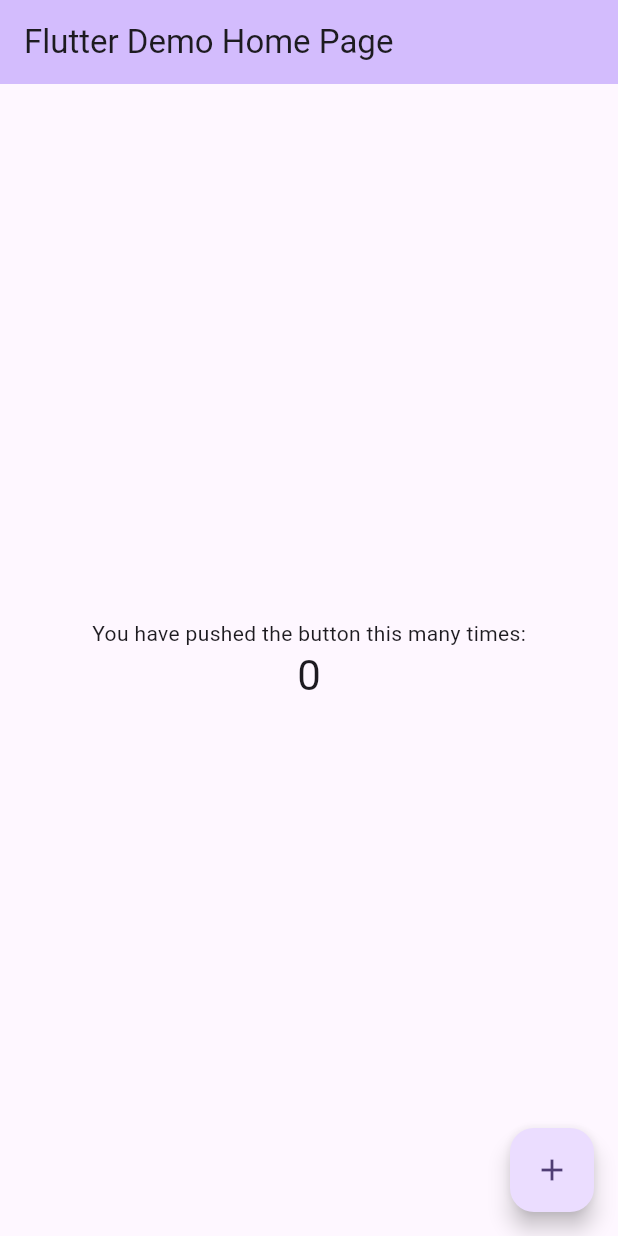
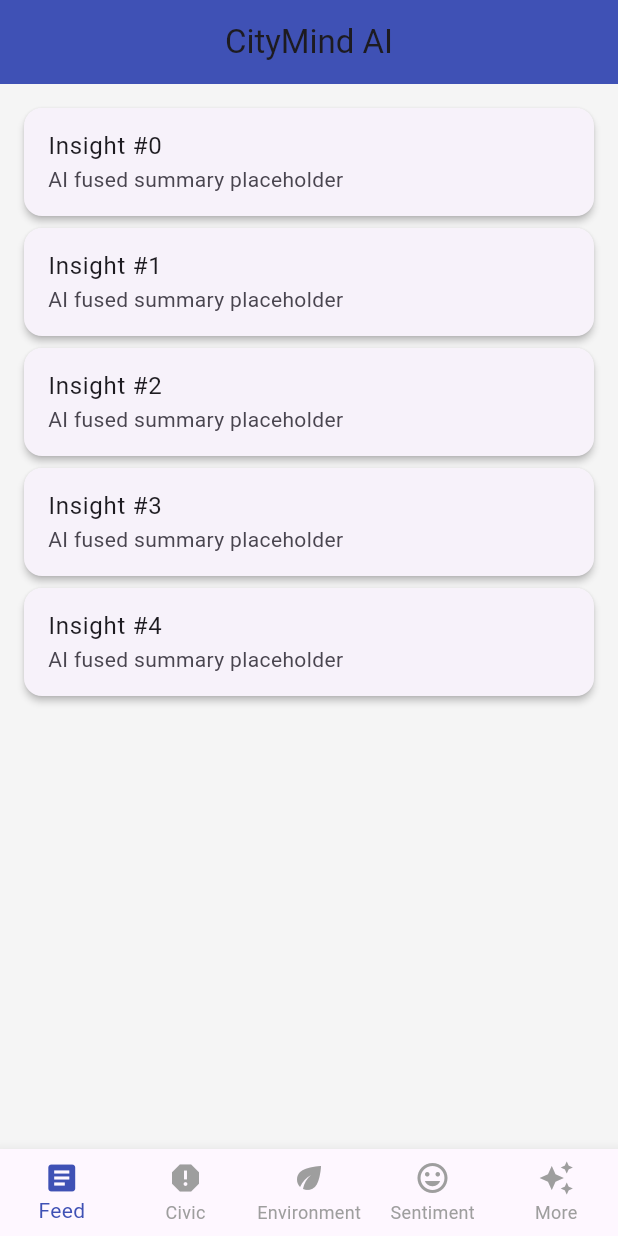
Before and after one commit to aadhi590/citymind_ai, a Flutter app: the screen it shows after launch, on a phone screen of 412 x 824 dp. Run offline on Flutter 3.47's test engine with Material 3 defaults, Android fonts, the phone set to English and light mode, and no system bars.

Commit message:
Initial Flutter app with splash screen and base UI

```diff
--- a/lib/main.dart
+++ b/lib/main.dart
@@ -1,122 +1,240 @@
+import 'dart:async';
 import 'package:flutter/material.dart';
 
 void main() {
-  runApp(const MyApp());
+  runApp(const CityMindApp());
 }
 
-class MyApp extends StatelessWidget {
-  const MyApp({super.key});
+class CityMindApp extends StatelessWidget {
+  const CityMindApp({super.key});
 
-  // This widget is the root of your application.
   @override
   Widget build(BuildContext context) {
     return MaterialApp(
-      title: 'Flutter Demo',
+      title: "CityMind AI",
+      debugShowCheckedModeBanner: false,
       theme: ThemeData(
-        // This is the theme of your application.
-        //
-        // TRY THIS: Try running your application with "flutter run". You'll see
-        // the application has a purple toolbar. Then, without quitting the app,
-        // try changing the seedColor in the colorScheme below to Colors.green
-        // and then invoke "hot reload" (save your changes or press the "hot
-        // reload" button in a Flutter-supported IDE, or press "r" if you used
-        // the command line to start the app).
-        //
-        // Notice that the counter didn't reset back to zero; the application
-        // state is not lost during the reload. To reset the state, use hot
-        // restart instead.
-        //
-        // This works for code too, not just values: Most code changes can be
-        // tested with just a hot reload.
-        colorScheme: ColorScheme.fromSeed(seedColor: Colors.deepPurple),
+        primarySwatch: Colors.indigo,
+        scaffoldBackgroundColor: Colors.grey[100],
+        visualDensity: VisualDensity.adaptivePlatformDensity,
       ),
-      home: const MyHomePage(title: 'Flutter Demo Home Page'),
+      home: const SplashScreen(),
     );
   }
 }
 
-class MyHomePage extends StatefulWidget {
-  const MyHomePage({super.key, required this.title});
-
-  // This widget is the home page of your application. It is stateful, meaning
-  // that it has a State object (defined below) that contains fields that affect
-  // how it looks.
-
-  // This class is the configuration for the state. It holds the values (in this
-  // case the title) provided by the parent (in this case the App widget) and
-  // used by the build method of the State. Fields in a Widget subclass are
-  // always marked "final".
-
-  final String title;
+class SplashScreen extends StatefulWidget {
+  const SplashScreen({super.key});
 
   @override
-  State<MyHomePage> createState() => _MyHomePageState();
+  State<SplashScreen> createState() => _SplashScreenState();
 }
 
-class _MyHomePageState extends State<MyHomePage> {
-  int _counter = 0;
-
-  void _incrementCounter() {
-    setState(() {
-      // This call to setState tells the Flutter framework that something has
-      // changed in this State, which causes it to rerun the build method below
-      // so that the display can reflect the updated values. If we changed
-      // _counter without calling setState(), then the build method would not be
-      // called again, and so nothing would appear to happen.
-      _counter++;
+class _SplashScreenState extends State<SplashScreen> {
+  @override
+  void initState() {
+    super.initState();
+    Timer(const Duration(seconds: 3), () {
+      Navigator.pushReplacement(
+        context,
+        MaterialPageRoute(builder: (context) => const MainScreen()),
+      );
     });
   }
 
   @override
   Widget build(BuildContext context) {
-    // This method is rerun every time setState is called, for instance as done
-    // by the _incrementCounter method above.
-    //
-    // The Flutter framework has been optimized to make rerunning build methods
-    // fast, so that you can just rebuild anything that needs updating rather
-    // than having to individually change instances of widgets.
+    return Scaffold(
+      backgroundColor: Colors.indigo,
+      body: const Center(
+        child: Text(
+          "ನಮ್ಮ ಬೆಂಗಳೂರುಗಾಗಿ", // For Namma Bengaluru
+          style: TextStyle(
+            fontSize: 28,
+            fontWeight: FontWeight.bold,
+            color: Colors.white,
+          ),
+        ),
+      ),
+    );
+  }
+}
+
+class MainScreen extends StatefulWidget {
+  const MainScreen({super.key});
+
+  @override
+  State<MainScreen> createState() => _MainScreenState();
+}
+
+class _MainScreenState extends State<MainScreen> {
+  int _selectedIndex = 0;
+
+  final List<Widget> _pages = const [
+    FeedPage(),
+    CivicPage(),
+    EnvironmentPage(),
+    SentimentPage(),
+    MorePage(),
+  ];
+
+  void _onItemTapped(int index) {
+    setState(() {
+      _selectedIndex = index;
+    });
+  }
+
+  @override
+  Widget build(BuildContext context) {
     return Scaffold(
       appBar: AppBar(
-        // TRY THIS: Try changing the color here to a specific color (to
-        // Colors.amber, perhaps?) and trigger a hot reload to see the AppBar
-        // change color while the other colors stay the same.
-        backgroundColor: Theme.of(context).colorScheme.inversePrimary,
-        // Here we take the value from the MyHomePage object that was created by
-        // the App.build method, and use it to set our appbar title.
-        title: Text(widget.title),
+        title: const Text("CityMind AI"),
+        centerTitle: true,
+        backgroundColor: Colors.indigo,
       ),
-      body: Center(
-        // Center is a layout widget. It takes a single child and positions it
-        // in the middle of the parent.
+      body: _pages[_selectedIndex],
+      bottomNavigationBar: BottomNavigationBar(
+        currentIndex: _selectedIndex,
+        selectedItemColor: Colors.indigo,
+        unselectedItemColor: Colors.grey,
+        onTap: _onItemTapped,
+        type: BottomNavigationBarType.fixed,
+        items: const [
+          BottomNavigationBarItem(icon: Icon(Icons.article), label: "Feed"),
+          BottomNavigationBarItem(icon: Icon(Icons.report), label: "Civic"),
+          BottomNavigationBarItem(icon: Icon(Icons.eco), label: "Environment"),
+          BottomNavigationBarItem(icon: Icon(Icons.mood), label: "Sentiment"),
+          BottomNavigationBarItem(icon: Icon(Icons.auto_awesome), label: "More"),
+        ],
+      ),
+    );
+  }
+}
+
+// ------------------- Pages ----------------------
+
+class FeedPage extends StatelessWidget {
+  const FeedPage({super.key});
+
+  @override
+  Widget build(BuildContext context) {
+    return ListView.builder(
+      padding: const EdgeInsets.all(12),
+      itemCount: 5,
+      itemBuilder: (context, index) {
+        return Card(
+          shape: RoundedRectangleBorder(
+            borderRadius: BorderRadius.circular(12),
+          ),
+          elevation: 2,
+          child: ListTile(
+            title: Text("Insight #$index"),
+            subtitle: const Text("AI fused summary placeholder"),
+          ),
+        );
+      },
+    );
+  }
+}
+
+class CivicPage extends StatelessWidget {
+  const CivicPage({super.key});
+
+  @override
+  Widget build(BuildContext context) {
+    return Center(
+      child: Column(
+        mainAxisAlignment: MainAxisAlignment.center,
+        children: [
+          ElevatedButton.icon(
+            onPressed: () {},
+            icon: const Icon(Icons.camera_alt),
+            label: const Text("Report Civic Issue"),
+            style: ElevatedButton.styleFrom(
+              backgroundColor: Colors.indigo,
+              padding: const EdgeInsets.symmetric(horizontal: 24, vertical: 12),
+            ),
+          ),
+          const SizedBox(height: 20),
+          const Text("Community verification & escalation will appear here."),
+        ],
+      ),
+    );
+  }
+}
+
+class EnvironmentPage extends StatelessWidget {
+  const EnvironmentPage({super.key});
+
+  @override
+  Widget build(BuildContext context) {
+    return GridView.count(
+      padding: const EdgeInsets.all(16),
+      crossAxisCount: 2,
+      children: const [
+        InfoCard(title: "Air Quality", value: "AQI 92"),
+        InfoCard(title: "Water Quality", value: "Safe"),
+        InfoCard(title: "Flood Alerts", value: "None"),
+        InfoCard(title: "Heat Index", value: "32°C"),
+      ],
+    );
+  }
+}
+
+class SentimentPage extends StatelessWidget {
+  const SentimentPage({super.key});
+
+  @override
+  Widget build(BuildContext context) {
+    return const Center(
+      child: Text("Urban mood map placeholder (to be integrated)."),
+    );
+  }
+}
+
+class MorePage extends StatelessWidget {
+  const MorePage({super.key});
+
+  @override
+  Widget build(BuildContext context) {
+    return const Center(
+      child: Text(
+        "Predictive Cascades + Agentic Actions\n(Phase 2 Demo Area)",
+        textAlign: TextAlign.center,
+        style: TextStyle(fontSize: 16),
+      ),
+    );
+  }
+}
+
+// ------------------- Reusable Widgets ----------------------
+
+class InfoCard extends StatelessWidget {
+  final String title;
+  final String value;
+
+  const InfoCard({super.key, required this.title, required this.value});
+
+  @override
+  Widget build(BuildContext context) {
+    return Card(
+      elevation: 3,
+      shape: RoundedRectangleBorder(borderRadius: BorderRadius.circular(12)),
+      child: Padding(
+        padding: const EdgeInsets.all(16.0),
         child: Column(
-          // Column is also a layout widget. It takes a list of children and
-          // arranges them vertically. By default, it sizes itself to fit its
-          // children horizontally, and tries to be as tall as its parent.
-          //
-          // Column has various properties to control how it sizes itself and
-          // how it positions its children. Here we use mainAxisAlignment to
-          // center the children vertically; the main axis here is the vertical
-          // axis because Columns are vertical (the cross axis would be
-          // horizontal).
-          //
-          // TRY THIS: Invoke "debug painting" (choose the "Toggle Debug Paint"
-          // action in the IDE, or press "p" in the console), to see the
-          // wireframe for each widget.
           mainAxisAlignment: MainAxisAlignment.center,
-          children: <Widget>[
-            const Text('You have pushed the button this many times:'),
-            Text(
-              '$_counter',
-              style: Theme.of(context).textTheme.headlineMedium,
-            ),
+          children: [
+            Text(title,
+                style:
+                    const TextStyle(fontWeight: FontWeight.bold, fontSize: 16)),
+            const SizedBox(height: 8),
+            Text(value,
+                style:
+                    const TextStyle(color: Colors.indigo, fontSize: 20)),
           ],
         ),
       ),
-      floatingActionButton: FloatingActionButton(
-        onPressed: _incrementCounter,
-        tooltip: 'Increment',
-        child: const Icon(Icons.add),
-      ), // This trailing comma makes auto-formatting nicer for build methods.
     );
   }
 }
```
Also changed, not shown: pubspec.yaml (+19 -70 lines), pubspec.lock, 6 other files.
